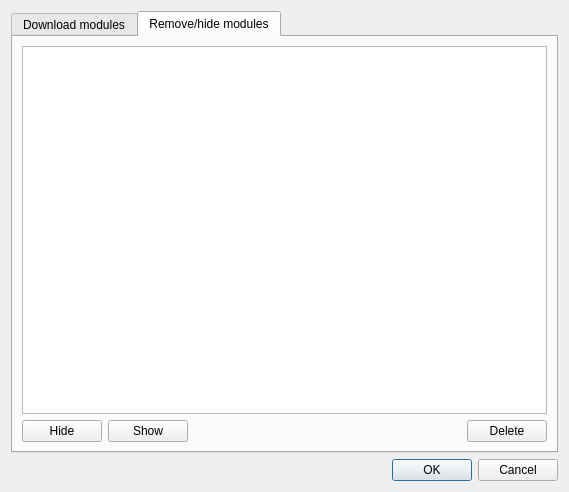
Qt form src/gui/dialogs/managermodules/managermodules.ui (axsapronov/QSopherim) before a commit.
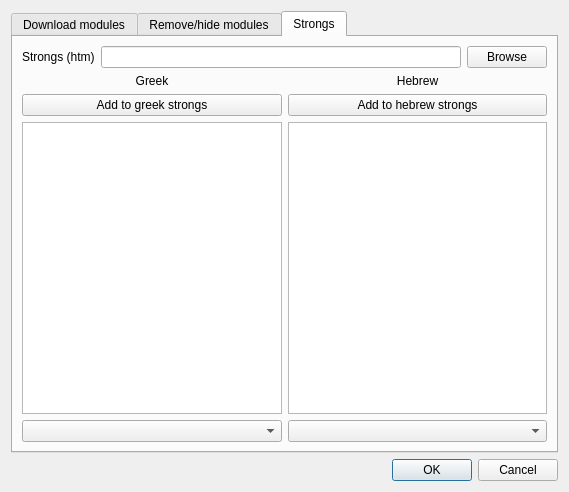
The same form after that commit.

What changed in the file:
```diff
--- a/src/gui/dialogs/managermodules/managermodules.ui
+++ b/src/gui/dialogs/managermodules/managermodules.ui
@@ -27,7 +27,7 @@
    <item row="0" column="0">
     <widget class="QTabWidget" name="tabWidget">
      <property name="currentIndex">
-      <number>1</number>
+      <number>2</number>
      </property>
      <widget class="QWidget" name="tab">
       <attribute name="title">
@@ -186,6 +186,88 @@
        </item>
       </layout>
      </widget>
+     <widget class="QWidget" name="tab_3">
+      <attribute name="title">
+       <string>Strongs</string>
+      </attribute>
+      <layout class="QGridLayout" name="gridLayout_5">
+       <item row="0" column="0" colspan="2">
+        <layout class="QHBoxLayout" name="horizontalLayout_4">
+         <item>
+          <widget class="QLabel" name="label_2">
+           <property name="text">
+            <string>Strongs (htm)</string>
+           </property>
+          </widget>
+         </item>
+         <item>
+          <widget class="QLineEdit" name="lineEdit"/>
+         </item>
+         <item>
+          <widget class="QPushButton" name="pBBrowseStrong">
+           <property name="text">
+            <string>Browse</string>
+           </property>
+          </widget>
+         </item>
+        </layout>
+       </item>
+       <item row="1" column="0">
+        <layout class="QVBoxLayout" name="verticalLayout_2">
+         <item>
+          <widget class="QLabel" name="label_4">
+           <property name="text">
+            <string>Greek</string>
+           </property>
+           <property name="alignment">
+            <set>Qt::AlignCenter</set>
+           </property>
+          </widget>
+         </item>
+         <item>
+          <widget class="QPushButton" name="pBAddGreekStrong">
+           <property name="text">
+            <string>Add to greek strongs</string>
+           </property>
+          </widget>
+         </item>
+         <item>
+          <widget class="QListWidget" name="ListWGreek"/>
+         </item>
+         <item>
+          <widget class="QComboBox" name="comBGreekStrong"/>
+         </item>
+        </layout>
+       </item>
+       <item row="1" column="1">
+        <layout class="QVBoxLayout" name="verticalLayout">
+         <item>
+          <widget class="QLabel" name="label_3">
+           <property name="text">
+            <string>Hebrew</string>
+           </property>
+           <property name="alignment">
+            <set>Qt::AlignCenter</set>
+           </property>
+          </widget>
+         </item>
+         <item>
+          <widget class="QPushButton" name="pBAddHebrewStrong">
+           <property name="text">
+            <string>Add to hebrew strongs</string>
+           </property>
+          </widget>
+         </item>
+         <item>
+          <widget class="QListWidget" name="ListWHebrew"/>
+         </item>
+         <item>
+          <widget class="QComboBox" name="comBHebrewStrong"/>
+         </item>
+        </layout>
+       </item>
+      </layout>
+     </widget>
     </widget>
    </item>
   </layout>
```
